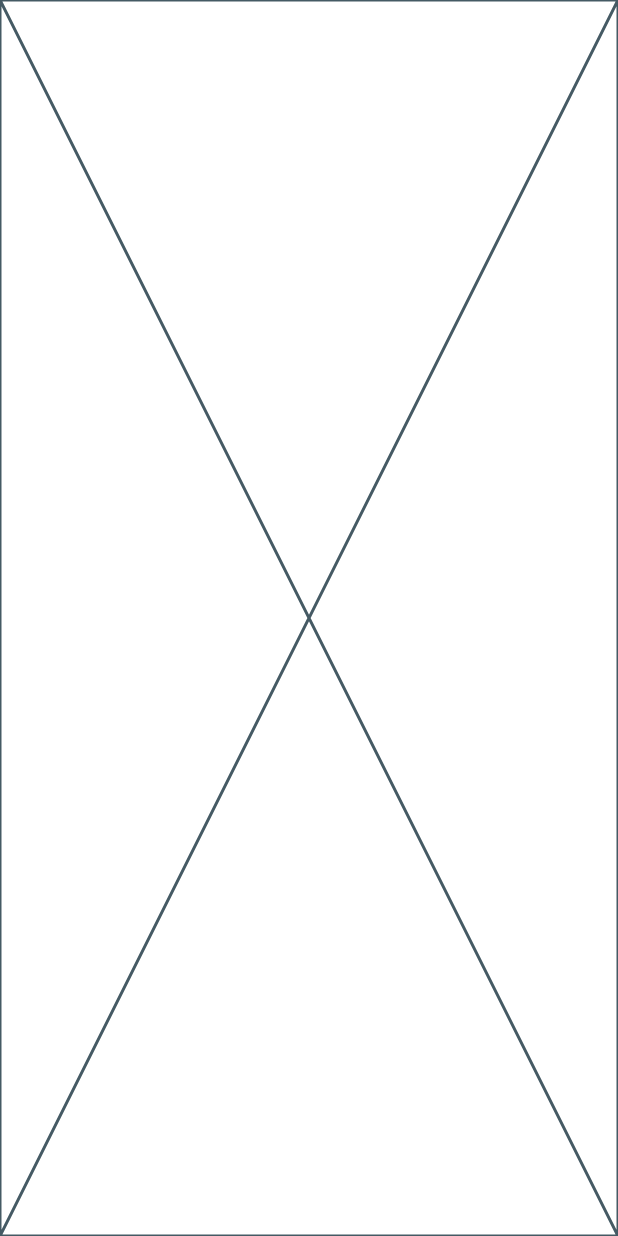
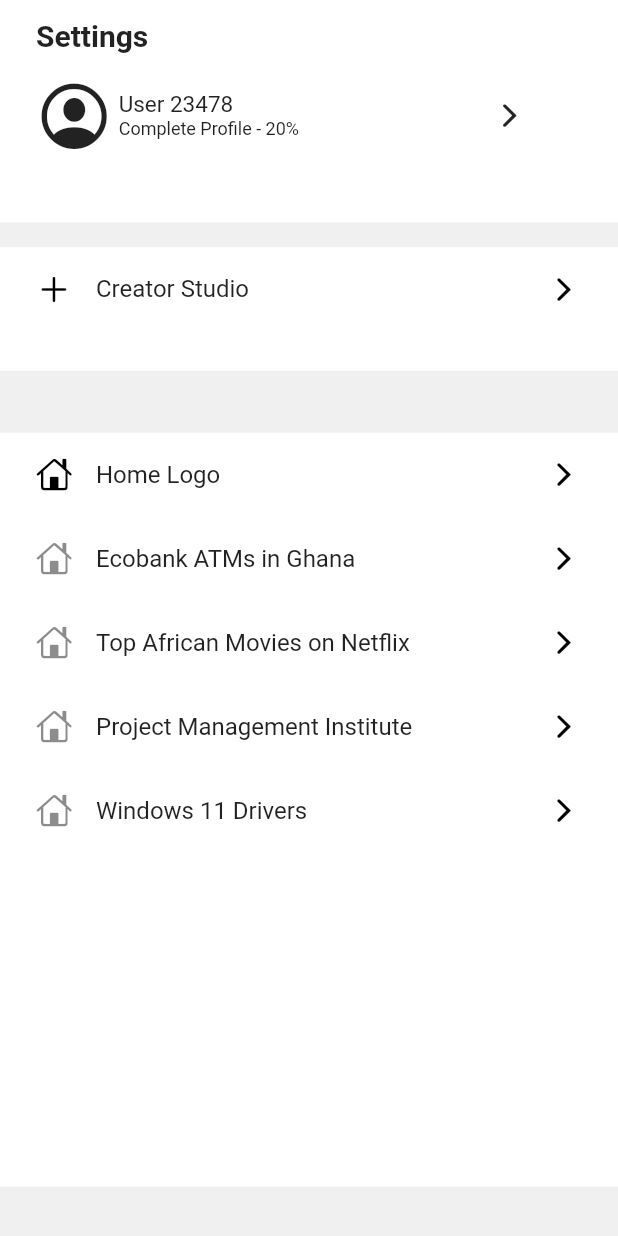
Before and after one commit to ericatsu/developer_test, a Flutter app: the screen it shows after launch, on a phone screen of 412 x 824 dp. Run offline on Flutter 3.47's test engine with Material 2 defaults, Android fonts, the phone set to English and light mode, and no system bars; our stand-ins replace get.

Commit message:
✅ settings page created

```diff
--- a/lib/main.dart
+++ b/lib/main.dart
@@ -1,5 +1,6 @@
 import 'package:developer_test/screens/settings/settings_page.dart';
 import 'package:flutter/material.dart';
+import 'package:get/get.dart';
 
 void main() {
   runApp(const MyApp());
@@ -11,7 +12,8 @@ class MyApp extends StatelessWidget {
   // This widget is the root of your application.
   @override
   Widget build(BuildContext context) {
-    return const MaterialApp(
+    return const GetMaterialApp(
+      debugShowCheckedModeBanner: false,
       home: SettingsPage(),
     );
   }
--- /dev/null
+++ b/lib/screens/settings/ecobank_settings.dart
@@ -0,0 +1,11 @@
+import 'package:flutter/src/widgets/framework.dart';
+import 'package:flutter/src/widgets/placeholder.dart';
+
+class EcobankSettings extends StatelessWidget {
+  const EcobankSettings({super.key});
+
+  @override
+  Widget build(BuildContext context) {
+    return const Placeholder();
+  }
+}
--- a/lib/screens/settings/settings_page.dart
+++ b/lib/screens/settings/settings_page.dart
@@ -1,10 +1,87 @@
+import 'package:developer_test/screens/settings/ecobank_settings.dart';
+import 'package:developer_test/screens/settings/widgets/setting_tile.dart';
+import 'package:developer_test/screens/settings/widgets/top_widget.dart';
+import 'package:flutter/cupertino.dart';
 import 'package:flutter/material.dart';
-
+import 'package:get/get.dart';
 class SettingsPage extends StatelessWidget {
   const SettingsPage({super.key});
 
   @override
   Widget build(BuildContext context) {
-    return const Placeholder();
+    final double height = MediaQuery.of(context).size.height;
+    final double width = MediaQuery.of(context).size.width;
+    return SafeArea(
+      child: Scaffold(
+        body: Stack(
+          children: [
+            Container(
+              height: height,
+              color: const Color.fromARGB(255, 240, 240, 240),
+            ),
+            Column(
+              children: [
+                const TopWidget(),
+                Container(
+                  height: height * 0.02,
+                  color: Colors.transparent,
+                ),
+                Container(
+                  height: height * 0.10,
+                  color: Colors.white,
+                  child: const SettingTile(
+                    title: 'Creator Studio',
+                    imagelogo: Icon(CupertinoIcons.add, color: Colors.black,),
+                    icon: Icon(CupertinoIcons.forward, color: Colors.black,),
+                  ),
+                ),
+                Container(
+                  height: height * 0.05,
+                  color: Colors.transparent,
+                ),
+                Container(
+                  height: height * 0.61,
+                  color: Colors.white,
+                  child: Column(
+                    children:  [
+                      const SettingTile(
+                        title: 'Home Logo',
+                        imagelogo: Icon(CupertinoIcons.home,
+                          color: Colors.black,
+                        ),
+                        icon: Icon(CupertinoIcons.forward, color: Colors.black,),
+                      ),
+                      SettingTile(
+                        onTap: (){
+                          Get.to(const EcobankSettings());
+                        },
+                        title: 'Ecobank ATMs in Ghana',
+                        imagelogo: const Icon(CupertinoIcons.home),
+                        icon: const Icon(CupertinoIcons.forward, color: Colors.black,),
+                      ),
+                      const SettingTile(
+                        title: 'Top African Movies on Netflix',
+                        imagelogo: Icon(CupertinoIcons.home),
+                        icon: Icon(CupertinoIcons.forward, color: Colors.black,),
+                      ),
+                      const SettingTile(
+                        title: 'Project Management Institute',
+                        imagelogo: Icon(CupertinoIcons.home),
+                        icon: Icon(CupertinoIcons.forward, color: Colors.black,),
+                      ),
+                      const SettingTile(
+                        title: 'Windows 11 Drivers',
+                        imagelogo: Icon(CupertinoIcons.home),
+                        icon: Icon(CupertinoIcons.forward, color: Colors.black,),
+                      ),
+                    ],
+                  ),
+                ),
+              ],
+            ),
+          ],
+        ),
+      ),
+    );
   }
 }
--- /dev/null
+++ b/lib/screens/settings/widgets/setting_tile.dart
@@ -0,0 +1,29 @@
+import 'package:flutter/material.dart';
+
+class SettingTile extends StatelessWidget {
+  final Function()? onTap;
+  final String title;
+  final Widget imagelogo;
+  final Icon? icon;
+  const SettingTile({super.key, required this.title, required this.imagelogo, this.icon, this.onTap});
+
+  @override
+  Widget build(BuildContext context) {
+    return ListTile(
+      onTap: onTap,
+      contentPadding: const EdgeInsets.symmetric(horizontal: 24),
+      leading: imagelogo,
+      title: Text(title),
+      horizontalTitleGap: 0,
+      trailing: icon!,
+    );
+  }
+}
+
+// class TileData {
+//   final String title;
+//   final Image image;
+//   final CupertinoIcons? icon;
+
+//   TileData(this.title, this.image, this.icon)
+// }
--- /dev/null
+++ b/lib/screens/settings/widgets/top_widget.dart
@@ -0,0 +1,54 @@
+import 'package:flutter/cupertino.dart';
+import 'package:flutter/material.dart';
+
+class TopWidget extends StatelessWidget {
+  const TopWidget({super.key});
+
+  @override
+  Widget build(BuildContext context) {
+    final double height = MediaQuery.of(context).size.height;
+    final double width = MediaQuery.of(context).size.width;
+    return Container(
+      padding: const EdgeInsets.symmetric(horizontal: 24, vertical: 12),
+      height: height * 0.18,
+      color: Colors.white,
+      child: Column(
+        crossAxisAlignment: CrossAxisAlignment.start,
+        children: [
+          const Text(
+            'Settings',
+            style: TextStyle(fontSize: 20, fontWeight: FontWeight.bold),
+          ),
+          SizedBox(
+            height: height * 0.02,
+          ),
+          Row(
+            mainAxisAlignment: MainAxisAlignment.start,
+            children: [
+              const Icon(CupertinoIcons.profile_circled, size: 51),
+              SizedBox(
+                width: width * 0.01,
+              ),
+              Column(
+                crossAxisAlignment: CrossAxisAlignment.start,
+                mainAxisAlignment: MainAxisAlignment.start,
+                children: const [
+                  Text(
+                    'User 23478',
+                    style: TextStyle(fontSize: 15, fontWeight: FontWeight.w400),
+                  ),
+                  Text('Complete Profile - 20%', style: TextStyle(fontSize: 12, fontWeight: FontWeight.w400),
+                  ),
+                ],
+              ),
+              SizedBox(
+                width: width * 0.312,
+              ),
+              const Icon(CupertinoIcons.forward),
+            ],
+          ),
+        ],
+      ),
+    );
+  }
+}
--- a/pubspec.yaml
+++ b/pubspec.yaml
@@ -18,6 +18,8 @@ dependencies:
 
 
   cupertino_icons: ^1.0.2
+  settings_ui: ^2.0.2
+  get: ^4.6.5
 
 dev_dependencies:
   flutter_test:
```
Also changed, not shown: pubspec.lock.
